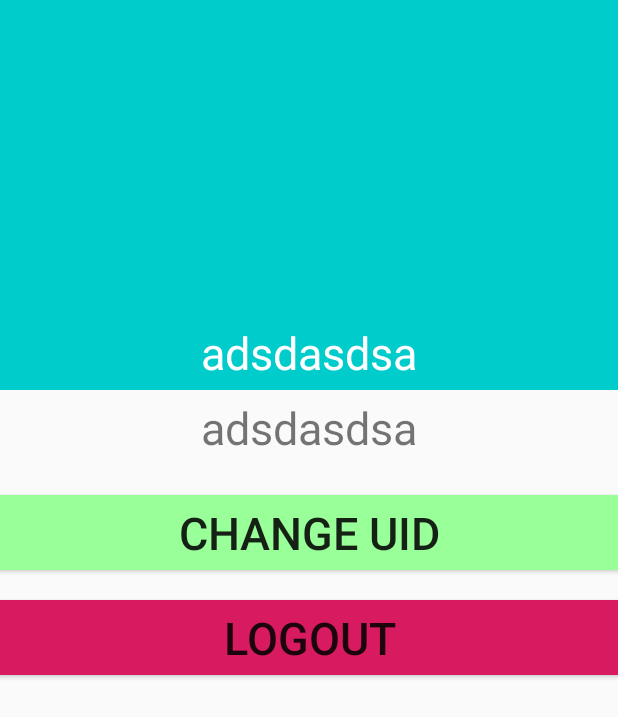
After one commit to gongzhenmu/ChatChat, an Android app: the layout activity_profile.xml on its own in the app's theme, with its tools: preview values and no code run, on a phone screen of 412 x 824 dp. The commit adds this screen. Shown: the top 717 px of the screen. Run offline under Robolectric (Android 15) with nearby library versions, the phone set to English and light mode, and no system bars.

Commit message:
Image upload functionality added, profile page activity added

```diff
--- a/ChatChat/app/src/main/java/com/example/chatchat/ImageUpload.java
+++ b/ChatChat/app/src/main/java/com/example/chatchat/ImageUpload.java
@@ -122,9 +122,9 @@ public class ImageUpload extends AppCompatActivity {
                     System.out.println(downloadUriTask.toString());
                     if (downloadUri.toString() !=null) {
                         String imgurl = downloadUri.toString().substring(downloadUri.toString().lastIndexOf('/') + 1);
-                        Map<String, Object> map = new HashMap<>();
-                        map.put("imgurl", imgurl);
-                        db.collection("Users").document(mAuth.getUid()).collection("images").document(imgurl).set(map);
+//                        Map<String, Object> map = new HashMap<>();
+//                        map.put("imgurl", imgurl);
+                        db.collection("Users").document(mAuth.getUid()).update("imgurl",imgurl);
 
                     }
                     myBar.setVisibility(View.INVISIBLE);
--- a/ChatChat/app/src/main/java/com/example/chatchat/MainPageActivity.java
+++ b/ChatChat/app/src/main/java/com/example/chatchat/MainPageActivity.java
@@ -30,8 +30,9 @@ public class MainPageActivity extends AppCompatActivity {
 
 
     private void changeImg(){
-        Intent intent = new Intent(getApplicationContext(),ImageUpload.class);
+        Intent intent = new Intent(getApplicationContext(),ProfileActivity.class);
         startActivity(intent);
+
 
 
 
--- a/ChatChat/app/src/main/res/layout/activity_mainpage.xml
+++ b/ChatChat/app/src/main/res/layout/activity_mainpage.xml
@@ -14,7 +14,7 @@
         android:layout_width="200dp"
         android:layout_height="20dp"
         android:layout_gravity="center"
-        android:text="Img Change"
+        android:text="profile"
 
         ></Button>
 
--- /dev/null
+++ b/ChatChat/app/src/main/res/layout/activity_profile.xml
@@ -0,0 +1,73 @@
+
+<LinearLayout xmlns:android="http://schemas.android.com/apk/res/android"
+    xmlns:tools="http://schemas.android.com/tools"
+    android:layout_width="match_parent"
+    android:layout_height="match_parent"
+    android:orientation="vertical"
+
+    tools:context=".ProfileActivity">
+
+    <LinearLayout
+        android:layout_width="match_parent"
+        android:layout_height="wrap_content"
+        android:orientation="vertical"
+        android:background="#00cccc"
+
+        >
+
+        <ImageView
+            android:id="@+id/profile_image"
+            android:layout_width="200dp"
+            android:layout_height="200dp"
+            android:clickable="true"
+            android:layout_alignParentStart="true"
+            android:layout_alignParentEnd="true"
+            android:layout_marginStart="100dp"
+            android:layout_marginEnd="100dp"
+            />
+        <TextView
+            android:id="@+id/profile_userName"
+            android:layout_marginTop="10dp"
+            android:layout_width="match_parent"
+            android:layout_height="50dp"
+            android:textColor="#ffffff"
+            android:text="adsdasdsa"
+            android:gravity="center"
+            android:textSize="30sp"
+            />
+
+    </LinearLayout>
+
+    <TextView
+        android:id="@+id/profile_email"
+        android:layout_width="match_parent"
+        android:layout_height="50dp"
+        android:text="adsdasdsa"
+        android:gravity="center"
+        android:textSize="30sp"
+        />
+     <Button
+         android:id="@+id/profile_changeUID"
+         android:background="#99ff99"
+         android:layout_width="match_parent"
+         android:layout_marginTop="20dp"
+         android:layout_height="50dp"
+         android:text="change Uid"
+         android:gravity="center"
+         android:textSize="30sp"
+
+         />
+    <Button
+        android:id="@+id/profile_logout"
+        android:background="@color/colorAccent"
+        android:layout_width="match_parent"
+        android:layout_marginTop="20dp"
+        android:layout_height="50dp"
+        android:text="logout"
+        android:gravity="center"
+        android:textSize="30sp"
+
+        />
+
+
+</LinearLayout>
```
Also changed, not shown: ChatChat/app/src/main/AndroidManifest.xml (+6 -3 lines), ChatChat/app/src/main/java/com/example/chatchat/ProfileActivity.java (added, +81 -0 lines).
